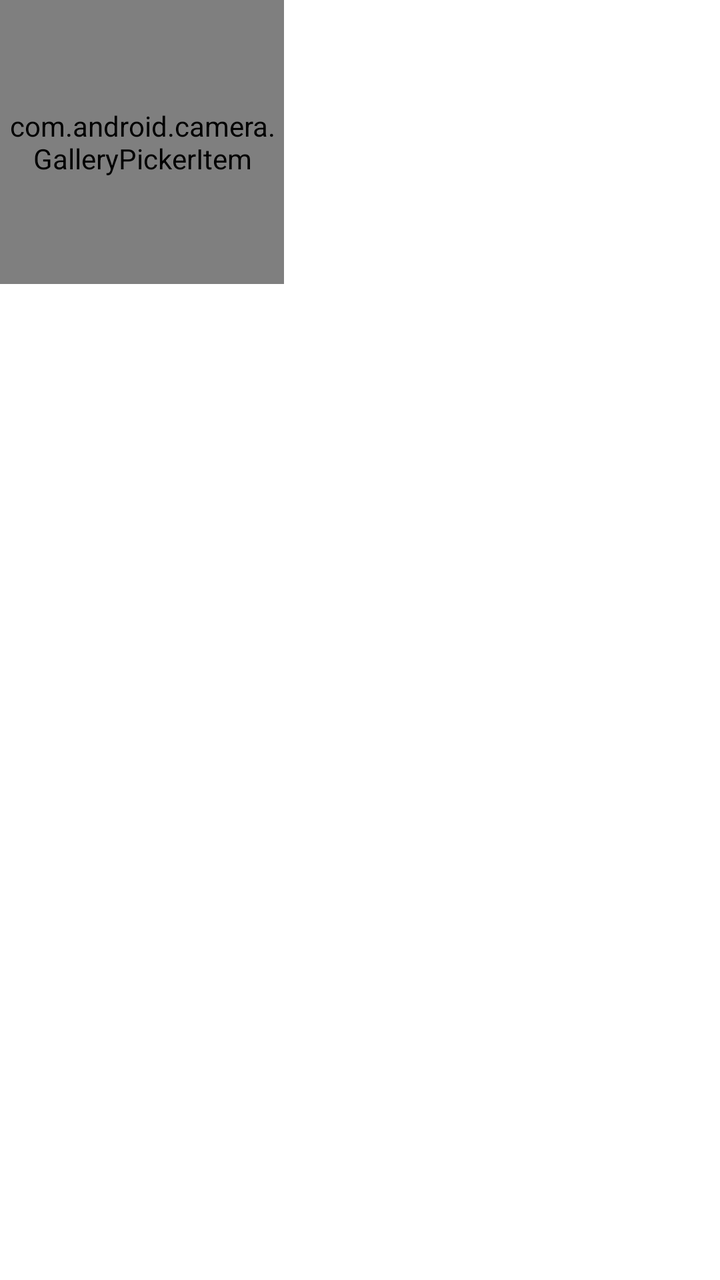
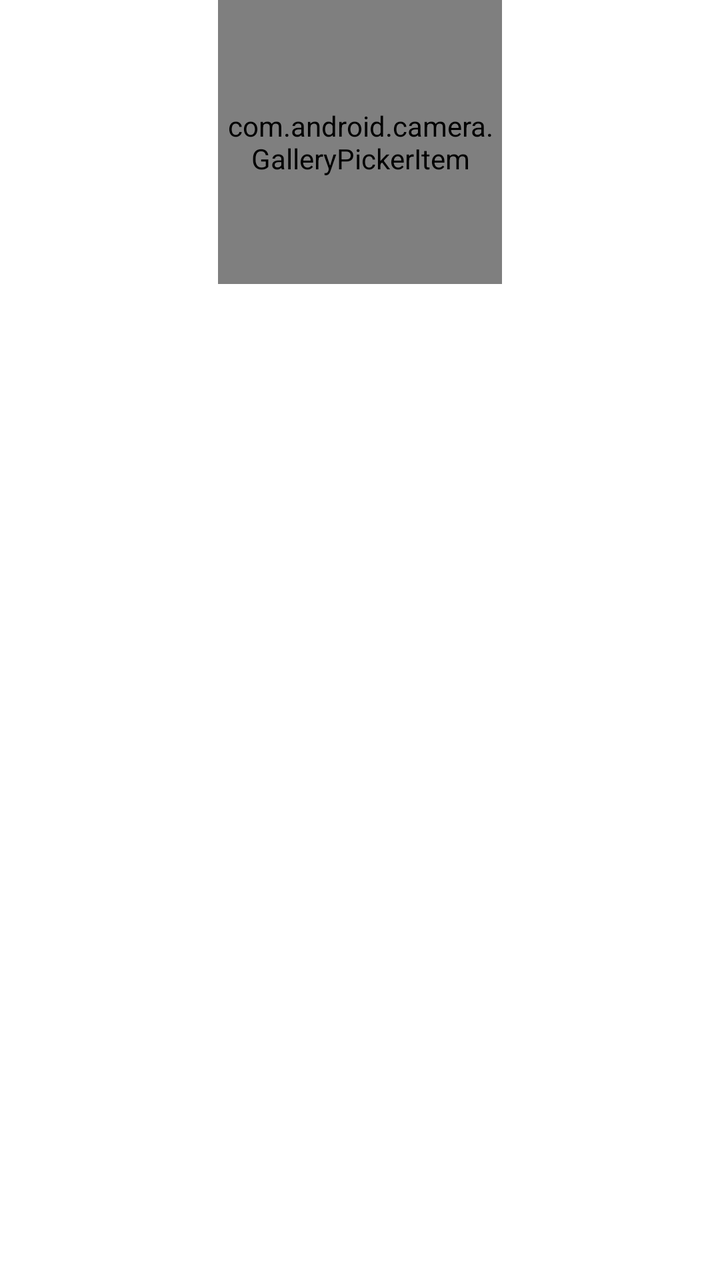

An Android layout rendered at two revisions. The XML below is the earlier revision; the diff shows what the commit changed to produce the second picture.
<!-- AndroidManifest.xml: fallback theme Theme.MaterialComponents.DayNight.NoActionBar -->
<!-- res/layout/gallery_picker_item.xml -->
<?xml version="1.0" encoding="utf-8"?>
<FrameLayout xmlns:android="http://schemas.android.com/apk/res/android"
    android:layout_width="160dp" android:paddingTop="0dip"
    android:paddingBottom="0dip" android:paddingLeft="0dip"
    android:layout_height="wrap_content">

    <LinearLayout android:orientation="vertical"
        android:layout_width="wrap_content"
        android:layout_height="wrap_content"
        android:gravity="center_horizontal">

        <com.android.camera.GalleryPickerItem android:id="@+id/thumbnail"
            android:layout_width="142dip" 
            android:layout_height="142dip"
            android:scaleType="centerCrop" />

        <TextView android:id="@+id/title"
        	android:paddingTop="3dip"
        	android:paddingBottom="9dip"
            android:layout_width="wrap_content"
            android:textSize="14sp" 
            android:maxLines="2" 
            android:textColor="#ffffffff"
            android:ellipsize="end"
            android:layout_height="wrap_content" />

	</LinearLayout>
</FrameLayout>
<!-- resources referenced by this layout -->
<resources>

</resources>

<!-- the commit's change to res/layout/gallery_picker_item.xml (unified diff, before → after) -->
@@ -1,28 +1,23 @@
 <?xml version="1.0" encoding="utf-8"?>
-<FrameLayout xmlns:android="http://schemas.android.com/apk/res/android"
-    android:layout_width="160dp" android:paddingTop="0dip"
-    android:paddingBottom="0dip" android:paddingLeft="0dip"
-    android:layout_height="wrap_content">
+<LinearLayout xmlns:android="http://schemas.android.com/apk/res/android"
+    android:orientation="vertical"
+    android:layout_width="148dp"
+    android:layout_height="wrap_content"
+    android:gravity="center_horizontal">
 
-    <LinearLayout android:orientation="vertical"
+    <com.android.camera.GalleryPickerItem android:id="@+id/thumbnail"
+        android:layout_width="142dip"
+        android:layout_height="142dip"
+        android:scaleType="centerCrop" />
+
+    <TextView android:id="@+id/title"
+        android:paddingTop="3dip"
+        android:paddingBottom="9dip"
         android:layout_width="wrap_content"
-        android:layout_height="wrap_content"
-        android:gravity="center_horizontal">
+        android:textSize="14sp"
+        android:singleLine="true"
+        android:textColor="#ffffffff"
+        android:ellipsize="middle"
+        android:layout_height="wrap_content" />
 
-        <com.android.camera.GalleryPickerItem android:id="@+id/thumbnail"
-            android:layout_width="142dip" 
-            android:layout_height="142dip"
-            android:scaleType="centerCrop" />
-
-        <TextView android:id="@+id/title"
-        	android:paddingTop="3dip"
-        	android:paddingBottom="9dip"
-            android:layout_width="wrap_content"
-            android:textSize="14sp" 
-            android:maxLines="2" 
-            android:textColor="#ffffffff"
-            android:ellipsize="end"
-            android:layout_height="wrap_content" />
-
-	</LinearLayout>
-</FrameLayout>
+</LinearLayout>
